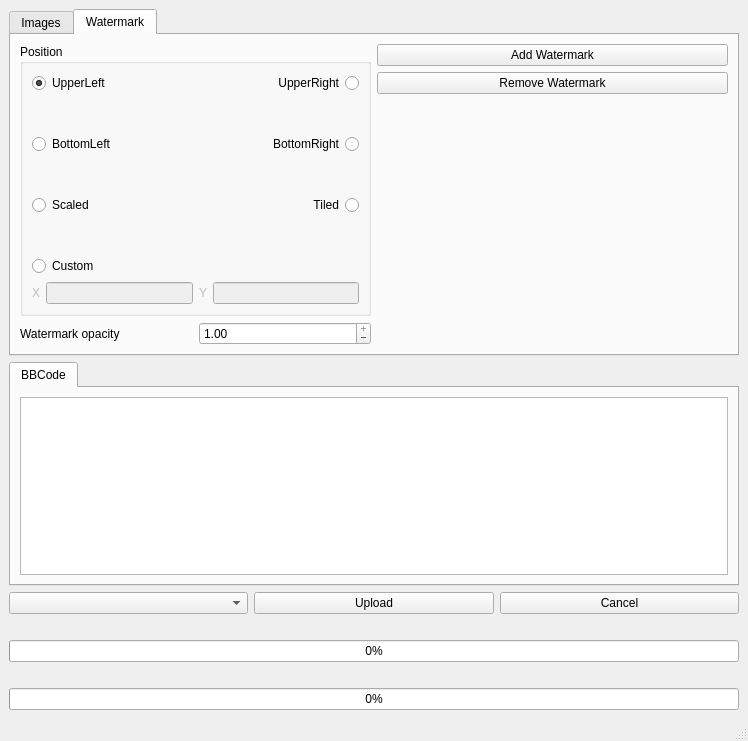
This is ui.ui in Brandhor/pymguploader as Qt 5 draws it before an edit. The edited form follows.
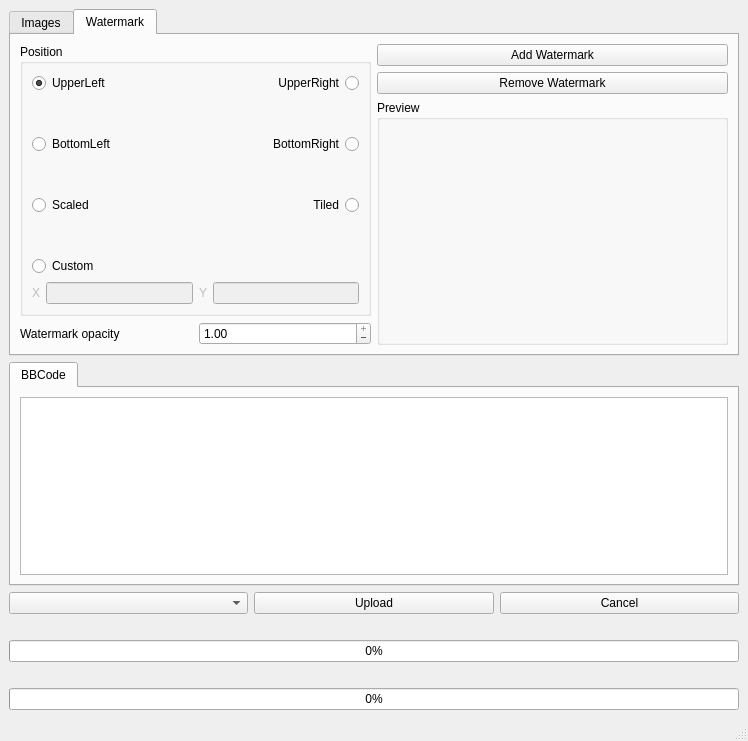
This is the edited form. The open tabs and pages were chosen to show the change. Icons and pictures are not drawn.

Patch:
```diff
--- a/ui.ui
+++ b/ui.ui
@@ -352,6 +352,12 @@
            </widget>
           </item>
           <item>
+           <widget class="QGroupBox" name="groupBox" >
+            <property name="title" >
+             <string>Preview</string>
+            </property>
+            <layout class="QHBoxLayout" >
+             <item>
            <widget class="QLabel" name="displayWatermark" >
             <property name="sizePolicy" >
              <sizepolicy vsizetype="Expanding" hsizetype="Expanding" >
@@ -365,6 +371,9 @@
            </widget>
           </item>
          </layout>
+           </widget>
+          </item>
+         </layout>
         </item>
        </layout>
       </widget>
```
Left out of the diff: 6 changed lines with no effect on the pictures. Lines whose indentation alone changed are shown as unchanged.
